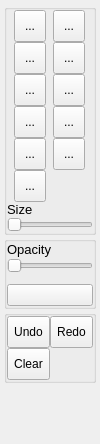
Above: src/plugins/rv-packages/annotate/drawpane.ui from AcademySoftwareFoundation/OpenRV before the change. Below: the same form after it.
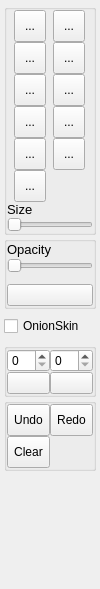
That is the form after the change.

Commit message: onion skin management in annotate tool

The edit to the form file:
```diff
--- a/src/plugins/rv-packages/annotate/drawpane.ui
+++ b/src/plugins/rv-packages/annotate/drawpane.ui
@@ -7,7 +7,7 @@
     <x>0</x>
     <y>0</y>
     <width>100</width>
-    <height>444</height>
+    <height>589</height>
    </rect>
   </property>
   <property name="sizePolicy">
@@ -567,6 +567,131 @@
      </layout>
     </widget>
    </item>
+   <item>
+    <widget class="QCheckBox" name="onionCheckBox">
+     <property name="sizePolicy">
+      <sizepolicy hsizetype="Fixed" vsizetype="Fixed">
+       <horstretch>0</horstretch>
+       <verstretch>0</verstretch>
+      </sizepolicy>
+     </property>
+     <property name="minimumSize">
+      <size>
+       <width>32</width>
+       <height>32</height>
+      </size>
+     </property>
+     <property name="font">
+      <font>
+       <pointsize>9</pointsize>
+      </font>
+     </property>
+     <property name="toolTip">
+      <string>OnionSkin Drawing</string>
+     </property>
+     <property name="text">
+      <string>OnionSkin</string>
+     </property>
+     <property name="iconSize">
+      <size>
+       <width>32</width>
+       <height>32</height>
+      </size>
+     </property>
+     <property name="shortcut">
+      <string>Ctrl+S</string>
+     </property>
+    </widget>
+   </item>
+   <item>
+    <widget class="QGroupBox" name="onionSkinBox">
+     <property name="sizePolicy">
+      <sizepolicy hsizetype="Minimum" vsizetype="Minimum">
+       <horstretch>0</horstretch>
+       <verstretch>0</verstretch>
+      </sizepolicy>
+     </property>
+     <property name="title">
+      <string/>
+     </property>
+     <property name="flat">
+      <bool>true</bool>
+     </property>
+     <property name="checkable">
+      <bool>false</bool>
+     </property>
+     <layout class="QVBoxLayout" name="verticalLayout_2">
+      <property name="spacing">
+       <number>0</number>
+      </property>
+      <property name="leftMargin">
+       <number>0</number>
+      </property>
+      <property name="topMargin">
+       <number>0</number>
+      </property>
+      <property name="rightMargin">
+       <number>0</number>
+      </property>
+      <property name="bottomMargin">
+       <number>0</number>
+      </property>
+      <item>
+       <layout class="QGridLayout" name="gridLayout_2">
+        <property name="spacing">
+         <number>0</number>
+        </property>
+        <item row="1" column="1">
+         <widget class="QSpinBox" name="onionAfterSpinBox">
+          <property name="toolTip">
+           <string>OnionSkin Number of Frames After</string>
+          </property>
+         </widget>
+        </item>
+        <item row="1" column="0">
+         <widget class="QSpinBox" name="onionBeforeSpinBox">
+          <property name="toolTip">
+           <string>OnionSkin Number of Frames Before</string>
+          </property>
+         </widget>
+        </item>
+        <item row="2" column="0">
+         <widget class="QPushButton" name="onionBeforeButton">
+          <property name="sizePolicy">
+           <sizepolicy hsizetype="MinimumExpanding" vsizetype="Fixed">
+            <horstretch>0</horstretch>
+            <verstretch>0</verstretch>
+           </sizepolicy>
+          </property>
+          <property name="toolTip">
+           <string>OnionSkin Color Before</string>
+          </property>
+          <property name="text">
+           <string/>
+          </property>
+         </widget>
+        </item>
+        <item row="2" column="1">
+         <widget class="QPushButton" name="onionAfterButton">
+          <property name="sizePolicy">
+           <sizepolicy hsizetype="MinimumExpanding" vsizetype="Fixed">
+            <horstretch>0</horstretch>
+            <verstretch>0</verstretch>
+           </sizepolicy>
+          </property>
+          <property name="toolTip">
+           <string>OnionSkin Color After</string>
+          </property>
+          <property name="text">
+           <string/>
+          </property>
+         </widget>
+        </item>
+       </layout>
+      </item>
+     </layout>
+    </widget>
+   </item>
    <item>
     <widget class="QGroupBox" name="historyBox">
      <property name="sizePolicy">
@@ -588,7 +713,16 @@
       <property name="spacing">
        <number>0</number>
       </property>
-      <property name="margin">
+      <property name="leftMargin">
+       <number>0</number>
+      </property>
+      <property name="topMargin">
+       <number>0</number>
+      </property>
+      <property name="rightMargin">
+       <number>0</number>
+      </property>
+      <property name="bottomMargin">
        <number>0</number>
       </property>
       <item>
```
Left out of the diff: 33 changed lines with no effect on the pictures. The commit also changes 3 other files.
